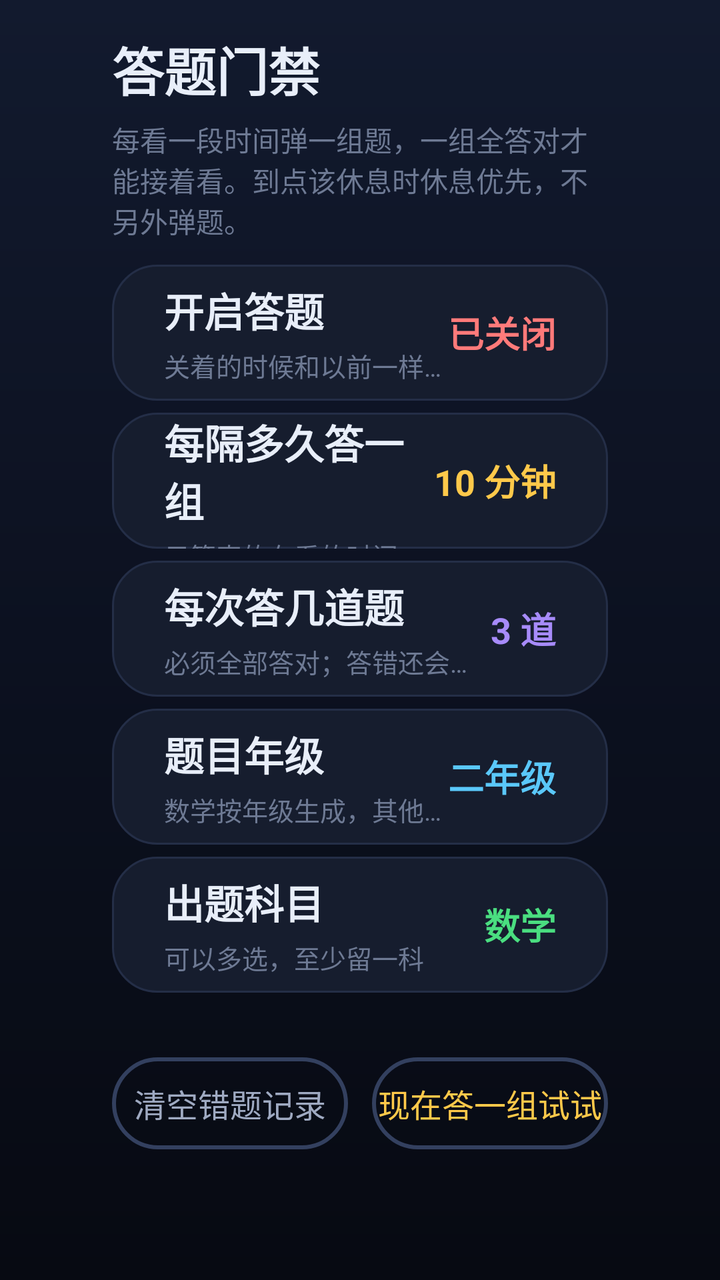
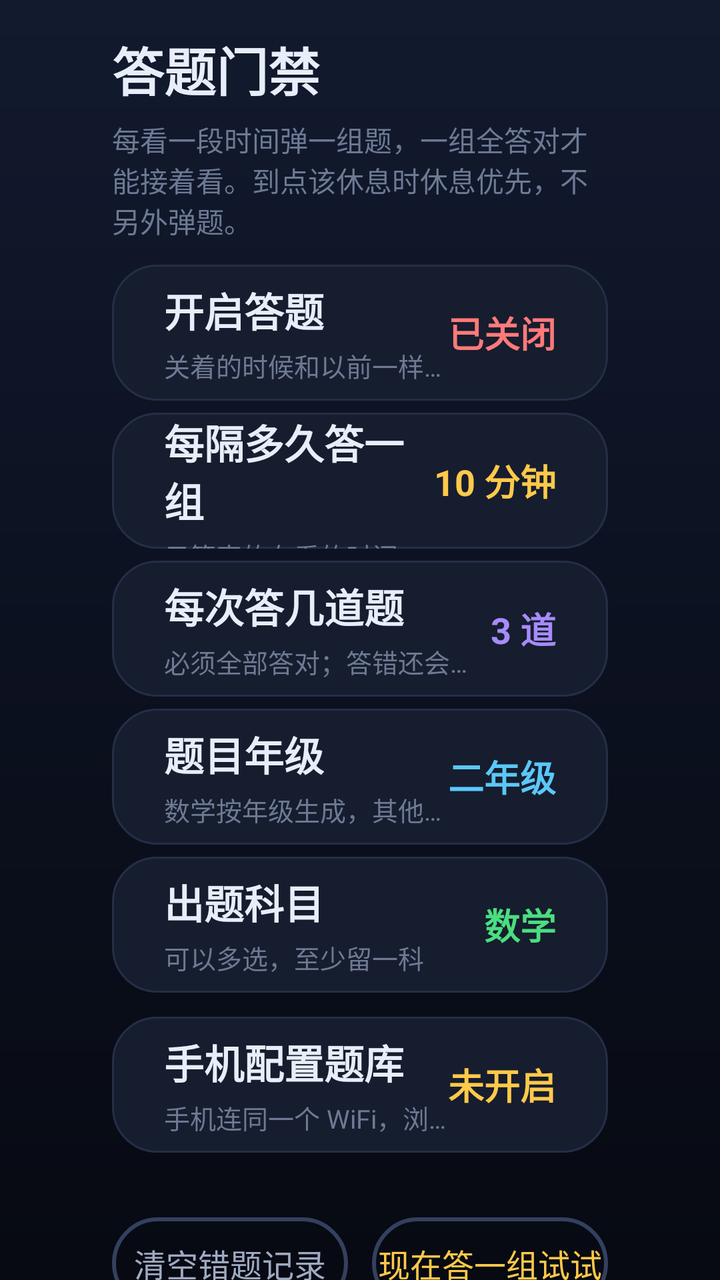

An Android layout rendered at two revisions. The XML below is the earlier revision; the diff shows what the commit changed to produce the second picture.
<!-- AndroidManifest.xml: application theme Theme.TvLimit -->
<!-- res/layout/activity_quiz_settings.xml -->
<?xml version="1.0" encoding="utf-8"?>
<ScrollView xmlns:android="http://schemas.android.com/apk/res/android"
    android:layout_width="match_parent"
    android:layout_height="match_parent"
    android:background="@drawable/bg_screen"
    android:fillViewport="true"
    android:scrollbars="none">

    <LinearLayout
        android:layout_width="match_parent"
        android:layout_height="wrap_content"
        android:orientation="vertical"
        android:paddingStart="56dp"
        android:paddingEnd="56dp"
        android:paddingTop="16dp"
        android:paddingBottom="12dp">

        <TextView
            android:layout_width="match_parent"
            android:layout_height="wrap_content"
            android:includeFontPadding="false"
            android:text="答题门禁"
            android:textColor="@color/text_main"
            android:textSize="26sp"
            android:textStyle="bold" />

        <TextView
            android:layout_width="match_parent"
            android:layout_height="wrap_content"
            android:layout_marginTop="6dp"
            android:includeFontPadding="false"
            android:text="每看一段时间弹一组题，一组全答对才能接着看。到点该休息时休息优先，不另外弹题。"
            android:textColor="@color/text_dim"
            android:textSize="14sp" />

        
        <LinearLayout
            android:id="@+id/cardQuizSwitch"
            android:layout_width="match_parent"
            android:layout_height="68dp"
            android:layout_marginTop="12dp"
            android:background="@drawable/selector_card"
            android:clickable="true"
            android:focusable="true"
            android:gravity="center_vertical"
            android:orientation="horizontal"
            android:paddingStart="26dp"
            android:paddingEnd="26dp">

            <LinearLayout
                android:layout_width="0dp"
                android:layout_height="wrap_content"
                android:layout_weight="1"
                android:orientation="vertical">

                <TextView
                    android:layout_width="wrap_content"
                    android:layout_height="wrap_content"
                    android:includeFontPadding="false"
                    android:text="开启答题"
                    android:textColor="@color/text_main"
                    android:textSize="20sp"
                    android:textStyle="bold" />

                <TextView
                    android:id="@+id/tvQuizSwitchSub"
                    android:layout_width="match_parent"
                    android:layout_height="wrap_content"
                    android:layout_marginTop="4dp"
                    android:ellipsize="end"
                    android:includeFontPadding="false"
                    android:maxLines="1"
                    android:text="关着的时候和以前一样，只按时间管"
                    android:textColor="@color/text_dim"
                    android:textSize="13sp" />
            </LinearLayout>

            <TextView
                android:id="@+id/tvQuizSwitchValue"
                android:layout_width="wrap_content"
                android:layout_height="wrap_content"
                android:includeFontPadding="false"
                android:text="已关闭"
                android:textColor="@color/coral"
                android:textSize="18sp"
                android:textStyle="bold" />
        </LinearLayout>

        
        <LinearLayout
            android:id="@+id/cardQuizInterval"
            android:layout_width="match_parent"
            android:layout_height="68dp"
            android:layout_marginTop="6dp"
            android:background="@drawable/selector_card"
            android:clickable="true"
            android:focusable="true"
            android:gravity="center_vertical"
            android:orientation="horizontal"
            android:paddingStart="26dp"
            android:paddingEnd="26dp">

            <LinearLayout
                android:layout_width="0dp"
                android:layout_height="wrap_content"
                android:layout_weight="1"
                android:orientation="vertical">

                <TextView
                    android:layout_width="wrap_content"
                    android:layout_height="wrap_content"
                    android:includeFontPadding="false"
                    android:text="每隔多久答一组"
                    android:textColor="@color/text_main"
                    android:textSize="20sp"
                    android:textStyle="bold" />

                <TextView
                    android:layout_width="match_parent"
                    android:layout_height="wrap_content"
                    android:layout_marginTop="4dp"
                    android:ellipsize="end"
                    android:includeFontPadding="false"
                    android:maxLines="1"
                    android:text="只算真的在看的时间，桌面和休息不算"
                    android:textColor="@color/text_dim"
                    android:textSize="13sp" />
            </LinearLayout>

            <TextView
                android:id="@+id/tvQuizIntervalValue"
                android:layout_width="wrap_content"
                android:layout_height="wrap_content"
                android:includeFontPadding="false"
                android:text="10 分钟"
                android:textColor="@color/sun"
                android:textSize="18sp"
                android:textStyle="bold" />
        </LinearLayout>

        
        <LinearLayout
            android:id="@+id/cardQuizCount"
            android:layout_width="match_parent"
            android:layout_height="68dp"
            android:layout_marginTop="6dp"
            android:background="@drawable/selector_card"
            android:clickable="true"
            android:focusable="true"
            android:gravity="center_vertical"
            android:orientation="horizontal"
            android:paddingStart="26dp"
            android:paddingEnd="26dp">

            <LinearLayout
                android:layout_width="0dp"
                android:layout_height="wrap_content"
                android:layout_weight="1"
                android:orientation="vertical">

                <TextView
                    android:layout_width="wrap_content"
                    android:layout_height="wrap_content"
                    android:includeFontPadding="false"
                    android:text="每次答几道题"
                    android:textColor="@color/text_main"
                    android:textSize="20sp"
                    android:textStyle="bold" />

                <TextView
                    android:layout_width="match_parent"
                    android:layout_height="wrap_content"
                    android:layout_marginTop="4dp"
                    android:ellipsize="end"
                    android:includeFontPadding="false"
                    android:maxLines="1"
                    android:text="必须全部答对；答错还会追加题目"
                    android:textColor="@color/text_dim"
                    android:textSize="13sp" />
            </LinearLayout>

            <TextView
                android:id="@+id/tvQuizCountValue"
                android:layout_width="wrap_content"
                android:layout_height="wrap_content"
                android:includeFontPadding="false"
                android:text="3 道"
                android:textColor="@color/lavender"
                android:textSize="18sp"
                android:textStyle="bold" />
        </LinearLayout>

        
        <LinearLayout
            android:id="@+id/cardQuizGrade"
            android:layout_width="match_parent"
            android:layout_height="68dp"
            android:layout_marginTop="6dp"
            android:background="@drawable/selector_card"
            android:clickable="true"
            android:focusable="true"
            android:gravity="center_vertical"
            android:orientation="horizontal"
            android:paddingStart="26dp"
            android:paddingEnd="26dp">

            <LinearLayout
                android:layout_width="0dp"
                android:layout_height="wrap_content"
                android:layout_weight="1"
                android:orientation="vertical">

                <TextView
                    android:layout_width="wrap_content"
                    android:layout_height="wrap_content"
                    android:includeFontPadding="false"
                    android:text="题目年级"
                    android:textColor="@color/text_main"
                    android:textSize="20sp"
                    android:textStyle="bold" />

                <TextView
                    android:layout_width="match_parent"
                    android:layout_height="wrap_content"
                    android:layout_marginTop="4dp"
                    android:ellipsize="end"
                    android:includeFontPadding="false"
                    android:maxLines="1"
                    android:text="数学按年级生成，其他科目从题库选相近年级"
                    android:textColor="@color/text_dim"
                    android:textSize="13sp" />
            </LinearLayout>

            <TextView
                android:id="@+id/tvQuizGradeValue"
                android:layout_width="wrap_content"
                android:layout_height="wrap_content"
                android:includeFontPadding="false"
                android:text="二年级"
                android:textColor="@color/sky"
                android:textSize="18sp"
                android:textStyle="bold" />
        </LinearLayout>

        
        <LinearLayout
            android:id="@+id/cardQuizSubjects"
            android:layout_width="match_parent"
            android:layout_height="68dp"
            android:layout_marginTop="6dp"
            android:background="@drawable/selector_card"
            android:clickable="true"
            android:focusable="true"
            android:gravity="center_vertical"
            android:orientation="horizontal"
            android:paddingStart="26dp"
            android:paddingEnd="26dp">

            <LinearLayout
                android:layout_width="0dp"
                android:layout_height="wrap_content"
                android:layout_weight="1"
                android:orientation="vertical">

                <TextView
                    android:layout_width="wrap_content"
                    android:layout_height="wrap_content"
                    android:includeFontPadding="false"
                    android:text="出题科目"
                    android:textColor="@color/text_main"
                    android:textSize="20sp"
                    android:textStyle="bold" />

                <TextView
                    android:layout_width="match_parent"
                    android:layout_height="wrap_content"
                    android:layout_marginTop="4dp"
                    android:ellipsize="end"
                    android:includeFontPadding="false"
                    android:maxLines="1"
                    android:text="可以多选，至少留一科"
                    android:textColor="@color/text_dim"
                    android:textSize="13sp" />
            </LinearLayout>

            <TextView
                android:id="@+id/tvQuizSubjectsValue"
                android:layout_width="wrap_content"
                android:layout_height="wrap_content"
                android:includeFontPadding="false"
                android:text="数学"
                android:textColor="@color/mint"
                android:textSize="18sp"
                android:textStyle="bold" />
        </LinearLayout>

        <TextView
            android:id="@+id/tvQuizMistakes"
            android:layout_width="match_parent"
            android:layout_height="wrap_content"
            android:layout_marginTop="8dp"
            android:includeFontPadding="false"
            android:text=""
            android:textColor="@color/text_faint"
            android:textSize="14sp" />

        <LinearLayout
            android:layout_width="match_parent"
            android:layout_height="46dp"
            android:layout_marginTop="8dp"
            android:orientation="horizontal">

            <Button
                android:id="@+id/btnQuizClearMistakes"
                android:layout_width="0dp"
                android:layout_height="match_parent"
                android:layout_weight="1"
                android:background="@drawable/selector_btn_ghost"
                android:focusable="true"
                android:text="清空错题记录"
                android:textAllCaps="false"
                android:textColor="@color/text_sub"
                android:textSize="16sp" />

            
            <Button
                android:id="@+id/btnQuizPreview"
                android:layout_width="0dp"
                android:layout_height="match_parent"
                android:layout_marginStart="12dp"
                android:layout_weight="1"
                android:background="@drawable/selector_btn_ghost"
                android:focusable="true"
                android:text="现在答一组试试"
                android:textAllCaps="false"
                android:textColor="@color/sun"
                android:textSize="16sp" />
        </LinearLayout>
    </LinearLayout>
</ScrollView>
<!-- resources referenced by this layout -->
<resources>
  <color name="coral">#FF7A7A</color>
  <color name="lavender">#A78BFA</color>
  <color name="mint">#4ADE80</color>
  <color name="sky">#5AC8FA</color>
  <color name="sun">#FFC94A</color>
  <color name="text_dim">#6E7A94</color>
  <color name="text_faint">#4A5468</color>
  <color name="text_main">#E8EEF9</color>
  <color name="text_sub">#9FAAC2</color>
  <!-- drawable bg_screen (drawable) -->
  <?xml version="1.0" encoding="utf-8"?>
  <shape xmlns:android="http://schemas.android.com/apk/res/android"
      android:shape="rectangle">
      <gradient
          android:angle="270"
          android:startColor="#121A2E"
          android:centerColor="#0C1120"
          android:endColor="#070A12" />
  </shape>
  <!-- drawable selector_btn_ghost (drawable) -->
  <?xml version="1.0" encoding="utf-8"?>
  <selector xmlns:android="http://schemas.android.com/apk/res/android">
      <item android:state_focused="true">
          <shape android:shape="rectangle">
              <solid android:color="@color/surface_hi" />
              <stroke android:width="@dimen/focus_stroke" android:color="@color/sky" />
              <corners android:radius="@dimen/radius_pill" />
          </shape>
      </item>
      <item android:state_pressed="true">
          <shape android:shape="rectangle">
              <solid android:color="@color/surface_hi" />
              <corners android:radius="@dimen/radius_pill" />
          </shape>
      </item>
      <item>
          <shape android:shape="rectangle">
              <solid android:color="#00000000" />
              <stroke android:width="2dp" android:color="@color/stroke_hi" />
              <corners android:radius="@dimen/radius_pill" />
          </shape>
      </item>
  </selector>
  <!-- drawable selector_card (drawable) -->
  <?xml version="1.0" encoding="utf-8"?>
  <selector xmlns:android="http://schemas.android.com/apk/res/android">
      <item android:drawable="@drawable/bg_card_focused" android:state_focused="true" />
      <item android:drawable="@drawable/bg_card_focused" android:state_pressed="true" />
      <item android:drawable="@drawable/bg_card_normal" />
  </selector>
  <style name="Theme.TvLimit" parent="Theme.AppCompat.NoActionBar">
          <item name="colorPrimary">@color/sun</item>
          <item name="colorPrimaryDark">@color/bg_deep</item>
          <item name="colorAccent">@color/sky</item>
          <item name="android:windowBackground">@drawable/bg_screen</item>
          <item name="android:colorBackground">@color/bg_deep</item>
          <item name="android:textColorPrimary">@color/text_main</item>
          <item name="android:textColorSecondary">@color/text_sub</item>
          <item name="android:windowFullscreen">true</item>
          <item name="android:windowContentOverlay">@null</item>
          <item name="android:windowActionBar">false</item>
          <item name="android:windowNoTitle">true</item>
      </style>
  <color name="surface_hi">#1B2440</color>
  <dimen name="focus_stroke">3dp</dimen>
  <dimen name="radius_pill">100dp</dimen>
  <color name="stroke_hi">#33405F</color>
  <!-- drawable bg_card_focused (drawable) -->
  <?xml version="1.0" encoding="utf-8"?>
  <shape xmlns:android="http://schemas.android.com/apk/res/android"
      android:shape="rectangle">
      <solid android:color="@color/surface_hi" />
      <stroke android:width="@dimen/focus_stroke" android:color="@color/sky" />
      <corners android:radius="@dimen/radius_card" />
  </shape>
  <!-- drawable bg_card_normal (drawable) -->
  <?xml version="1.0" encoding="utf-8"?>
  <shape xmlns:android="http://schemas.android.com/apk/res/android"
      android:shape="rectangle">
      <solid android:color="@color/surface" />
      <stroke android:width="1dp" android:color="@color/stroke" />
      <corners android:radius="@dimen/radius_card" />
  </shape>
  <color name="bg_deep">#0D1220</color>
  <dimen name="radius_card">22dp</dimen>
  <color name="surface">#161D2E</color>
  <color name="stroke">#242E47</color>
</resources>

<!-- the commit's change to res/layout/activity_quiz_settings.xml (unified diff, before → after) -->
@@ -294,6 +294,58 @@
                 android:textStyle="bold" />
         </LinearLayout>
 
+        
+        <LinearLayout
+            android:id="@+id/cardQuizWeb"
+            android:layout_width="match_parent"
+            android:layout_height="68dp"
+            android:layout_marginTop="12dp"
+            android:background="@drawable/selector_card"
+            android:clickable="true"
+            android:focusable="true"
+            android:gravity="center_vertical"
+            android:orientation="horizontal"
+            android:paddingStart="26dp"
+            android:paddingEnd="26dp">
+
+            <LinearLayout
+                android:layout_width="0dp"
+                android:layout_height="wrap_content"
+                android:layout_weight="1"
+                android:orientation="vertical">
+
+                <TextView
+                    android:layout_width="wrap_content"
+                    android:layout_height="wrap_content"
+                    android:includeFontPadding="false"
+                    android:text="手机配置题库"
+                    android:textColor="@color/text_main"
+                    android:textSize="20sp"
+                    android:textStyle="bold" />
+
+                <TextView
+                    android:layout_width="match_parent"
+                    android:layout_height="wrap_content"
+                    android:layout_marginTop="4dp"
+                    android:ellipsize="end"
+                    android:includeFontPadding="false"
+                    android:maxLines="1"
+                    android:text="手机连同一个 WiFi，浏览器打开就能加题、改设置"
+                    android:textColor="@color/text_dim"
+                    android:textSize="13sp" />
+            </LinearLayout>
+
+            <TextView
+                android:id="@+id/tvQuizWebValue"
+                android:layout_width="wrap_content"
+                android:layout_height="wrap_content"
+                android:includeFontPadding="false"
+                android:text="未开启"
+                android:textColor="@color/sun"
+                android:textSize="18sp"
+                android:textStyle="bold" />
+        </LinearLayout>
+
         <TextView
             android:id="@+id/tvQuizMistakes"
             android:layout_width="match_parent"
